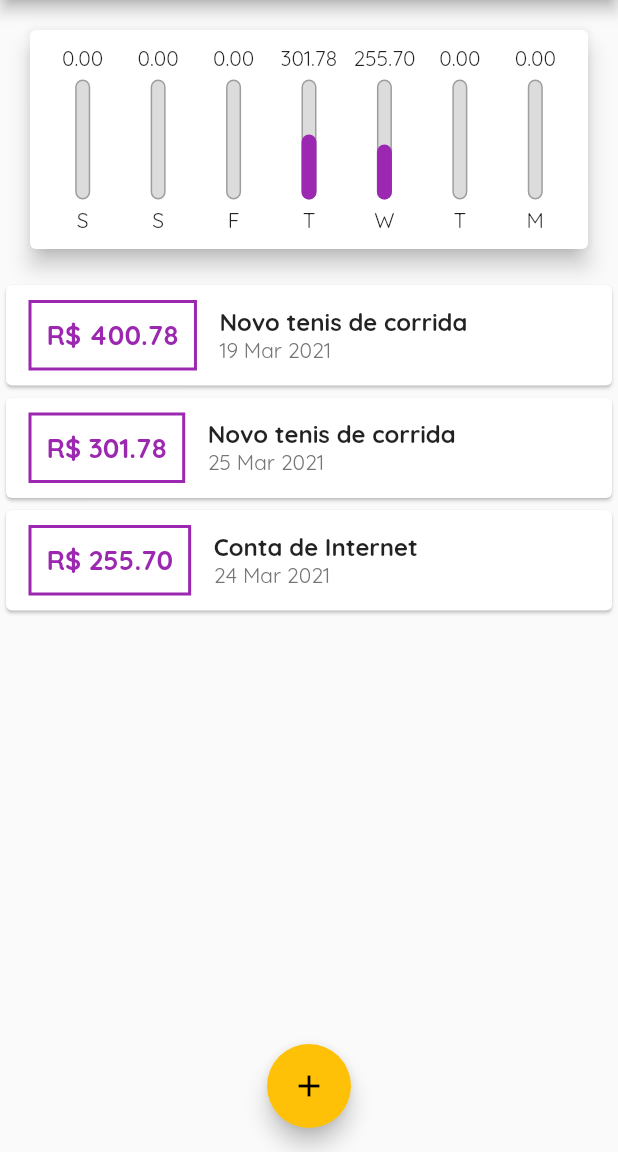
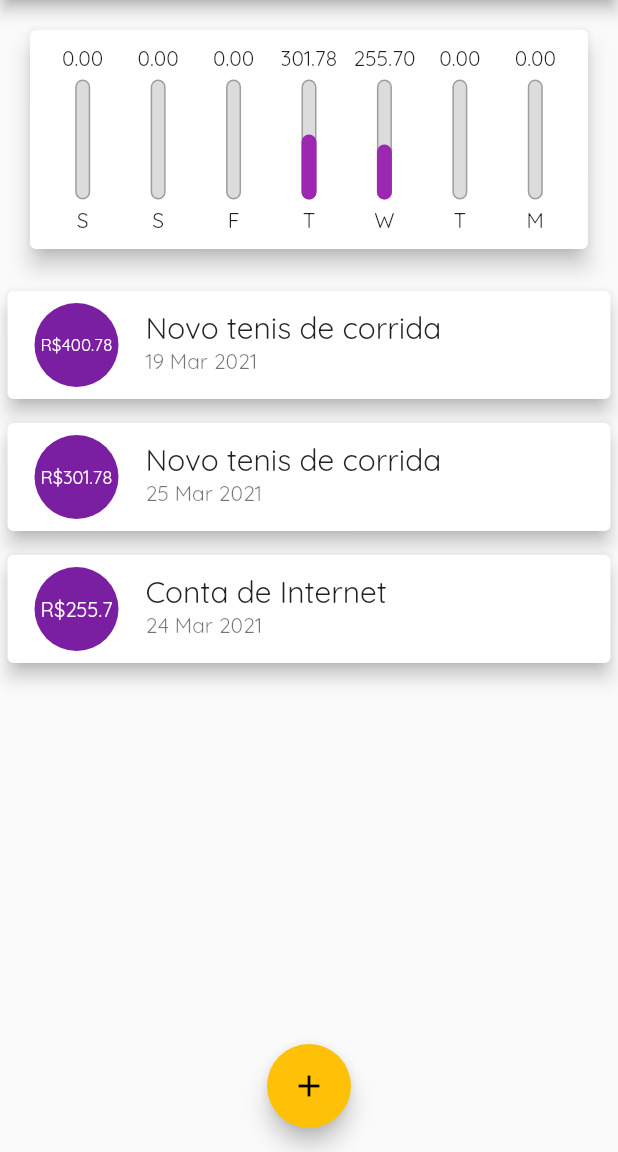
Before and after one commit to romildojpaiter/despesas-pessoais-app, a Flutter app: the screen it shows after launch, on a phone screen of 412 x 824 dp, the part 84-1236 px from its top. Run offline on Flutter 3.47's test engine with Material 2 defaults, Android fonts, the phone set to English and light mode, and no system bars.

Commit message:
Aula 46, incluindo listtile.

```diff
--- a/lib/components/chart.dart
+++ b/lib/components/chart.dart
@@ -47,12 +47,13 @@ class Chart extends StatelessWidget {
       elevation: 6,
       margin: EdgeInsets.all(20),
       child: Padding(
+        // Component de padding
         padding: const EdgeInsets.all(10),
         child: Row(
           mainAxisAlignment: MainAxisAlignment.spaceAround,
           children: groupedTransaction
               .map((e) => Flexible(
-                    fit: FlexFit.tight,
+                    fit: FlexFit.tight, // tight = apertado
                     child: ChartBar(
                       label: e['day'],
                       sumDay: e['value'],
--- a/lib/components/transaction_list.dart
+++ b/lib/components/transaction_list.dart
@@ -42,45 +42,28 @@ class TransactionList extends StatelessWidget {
               itemBuilder: (context, index) {
                 final tr = transactions[index];
                 return Card(
-                  child: Row(
-                    children: <Widget>[
-                      Container(
-                        margin: EdgeInsets.symmetric(
-                          horizontal: 15,
-                          vertical: 10,
-                        ),
-                        decoration: BoxDecoration(
-                          border: Border.all(
-                            color: Theme.of(context).primaryColor,
-                            width: 2,
-                          ),
-                        ),
-                        padding: EdgeInsets.all(10),
-                        child: Text(
-                          'R\$ ${tr.value.toStringAsFixed(2)}',
-                          style: TextStyle(
-                            fontWeight: FontWeight.bold,
-                            fontSize: 18,
-                            color: Theme.of(context).primaryColor,
-                          ),
+                  elevation: 5,
+                  margin: EdgeInsets.symmetric(
+                    vertical: 8,
+                    horizontal: 5,
+                  ),
+                  child: ListTile(
+                    leading: CircleAvatar(
+                      radius: 30,
+                      child: Padding(
+                        padding: const EdgeInsets.all(6),
+                        child: FittedBox(
+                          child: Text('R\$${tr.value}'),
                         ),
                       ),
-                      Column(
-                        mainAxisAlignment: MainAxisAlignment.spaceAround,
-                        crossAxisAlignment: CrossAxisAlignment.start,
-                        children: <Widget>[
-                          Text(tr.title,
-                              style: TextStyle(
-                                fontWeight: FontWeight.bold,
-                                fontSize: 16,
-                              )),
-                          Text(
-                            DateFormat('d MMM y').format(tr.date),
-                            style: TextStyle(color: Colors.grey[600]),
-                          ),
-                        ],
-                      )
-                    ],
+                    ),
+                    title: Text(
+                      tr.title,
+                      style: Theme.of(context).textTheme.title,
+                    ),
+                    subtitle: Text(
+                      DateFormat('d MMM y').format(tr.date),
+                    ),
                   ),
                 );
               }),
```
